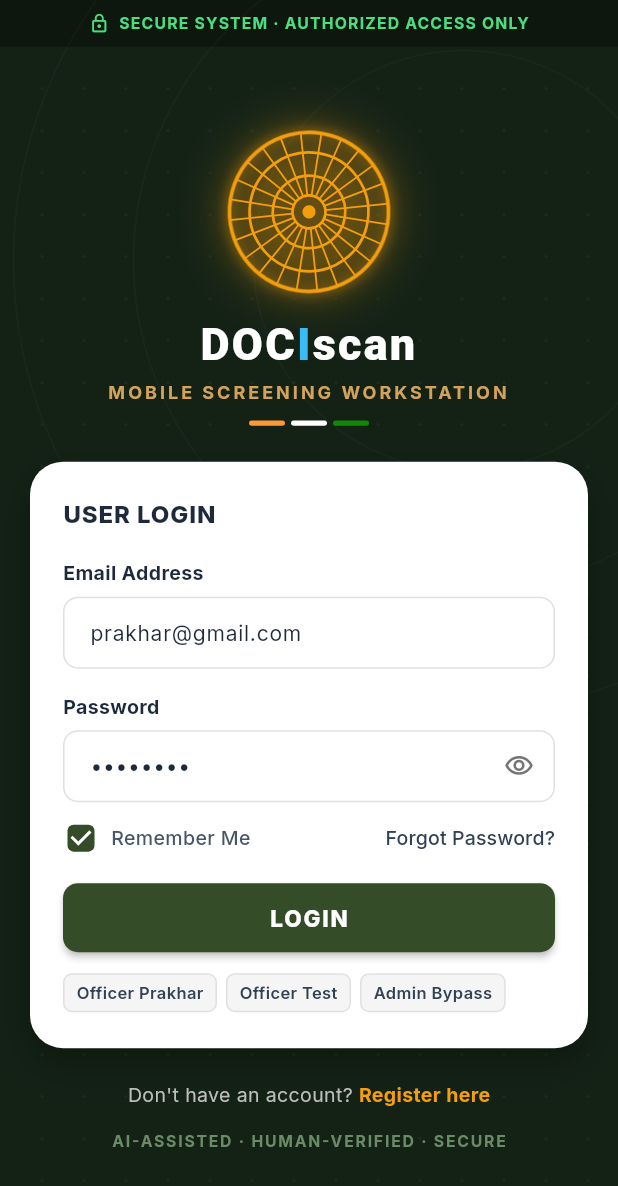
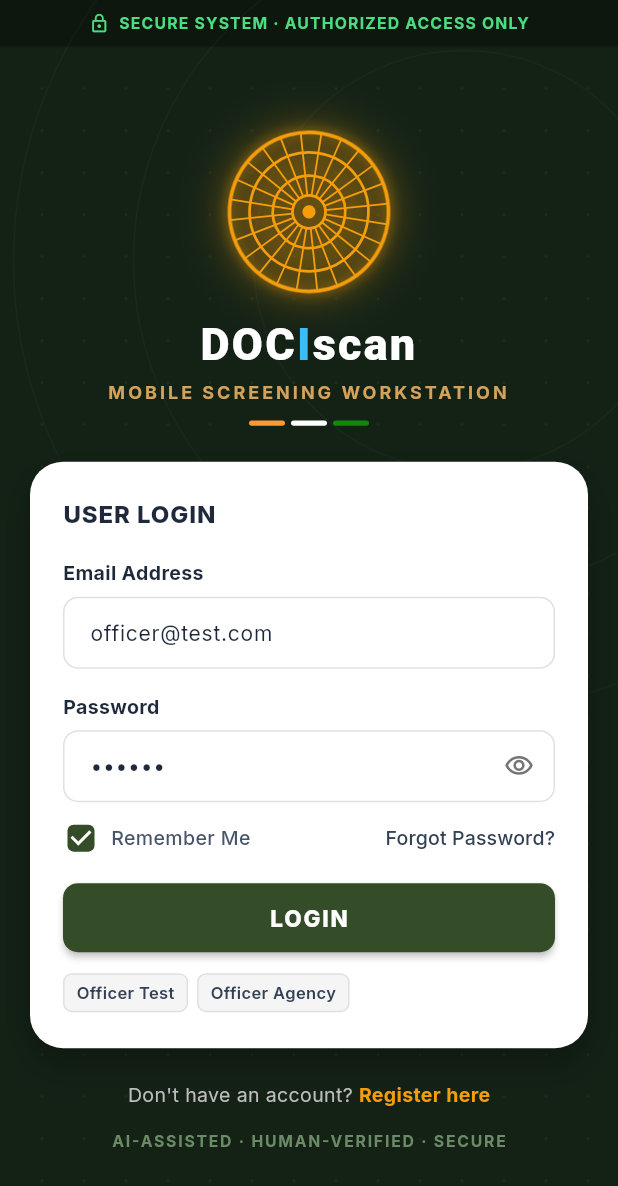
Before and after one commit to dy506214-ux/Al-Based-Fake-Identity-Document-Screening-System, a Flutter app: the screen it shows after launch, on a phone screen of 412 x 824 dp. Shown: the top 1186 px of the screen. Run offline on Flutter 3.47's test engine with Material 3 defaults, Android fonts, the phone set to English and light mode, and no system bars; our stand-ins replace camera, dio, flutter_riverpod, flutter_secure_storage, go_router, google_fonts and 1 more.

Commit message:
feat: implement core network layer and authentication flow with login screen UI

```diff
--- a/lib/core/network/api_client.dart
+++ b/lib/core/network/api_client.dart
@@ -41,7 +41,7 @@ class ApiClient {
     return InterceptorsWrapper(
       onRequest: (options, handler) async {
         final token = await _secureStorage.getAccessToken();
-        if (token != null) {
+        if (token != null && token.isNotEmpty) {
           options.headers['Authorization'] = 'Bearer $token';
         }
         // Only set Content-Type if request contains payload and is not FormData
@@ -56,7 +56,8 @@ class ApiClient {
       },
       onError: (DioException e, handler) async {
         if (e.response?.statusCode == 401) {
-          // Token expired or unauthorized
+          // Token expired or unauthorized on server: purge local invalid session
+          await _secureStorage.clearTokens();
         }
         return handler.next(e);
       },
--- a/lib/features/authentication/presentation/login_screen.dart
+++ b/lib/features/authentication/presentation/login_screen.dart
@@ -12,8 +12,8 @@ class LoginScreen extends ConsumerStatefulWidget {
 
 class _LoginScreenState extends ConsumerState<LoginScreen>
     with SingleTickerProviderStateMixin {
-  final _emailController = TextEditingController(text: 'prakhar@gmail.com');
-  final _passwordController = TextEditingController(text: 'test@123');
+  final _emailController = TextEditingController(text: 'officer@test.com');
+  final _passwordController = TextEditingController(text: '123456');
   bool _obscurePassword = true;
   bool _rememberMe = true;
   late final AnimationController _rotationController;
@@ -465,28 +465,7 @@ class _LoginScreenState extends ConsumerState<LoginScreen>
                                 children: [
                                   InkWell(
                                     onTap: () => _setCredentials(
-                                        'prakhar@gmail.com', 'test@123'),
-                                    child: Container(
-                                      padding: const EdgeInsets.symmetric(
-                                          horizontal: 8, vertical: 4),
-                                      decoration: BoxDecoration(
-                                        color: Colors.grey.shade100,
-                                        borderRadius: BorderRadius.circular(6),
-                                        border: Border.all(
-                                            color: Colors.grey.shade300),
-                                      ),
-                                      child: const Text(
-                                        'Officer Prakhar',
-                                        style: TextStyle(
-                                            fontSize: 11,
-                                            color: Color(0xFF334155),
-                                            fontWeight: FontWeight.w600),
-                                      ),
-                                    ),
-                                  ),
-                                  InkWell(
-                                    onTap: () => _setCredentials(
-                                        'Officer@test.com', '123456'),
+                                        'officer@test.com', '123456'),
                                     child: Container(
                                       padding: const EdgeInsets.symmetric(
                                           horizontal: 8, vertical: 4),
@@ -506,8 +485,8 @@ class _LoginScreenState extends ConsumerState<LoginScreen>
                                     ),
                                   ),
                                   InkWell(
-                                    onTap: () =>
-                                        _setCredentials('admin', 'admin'),
+                                    onTap: () => _setCredentials(
+                                        'officer@agency.gov.in', 'password123'),
                                     child: Container(
                                       padding: const EdgeInsets.symmetric(
                                           horizontal: 8, vertical: 4),
@@ -518,7 +497,7 @@ class _LoginScreenState extends ConsumerState<LoginScreen>
                                             color: Colors.grey.shade300),
                                       ),
                                       child: const Text(
-                                        'Admin Bypass',
+                                        'Officer Agency',
                                         style: TextStyle(
                                             fontSize: 11,
                                             color: Color(0xFF334155),
```
Also changed, not shown: lib/features/authentication/data/auth_repository_impl.dart (+32 -36 lines), lib/features/documents/presentation/document_preview_screen.dart (+34 -3 lines), lib/features/documents/presentation/face_verification_screen.dart (+34 -3 lines), 1 other file.
